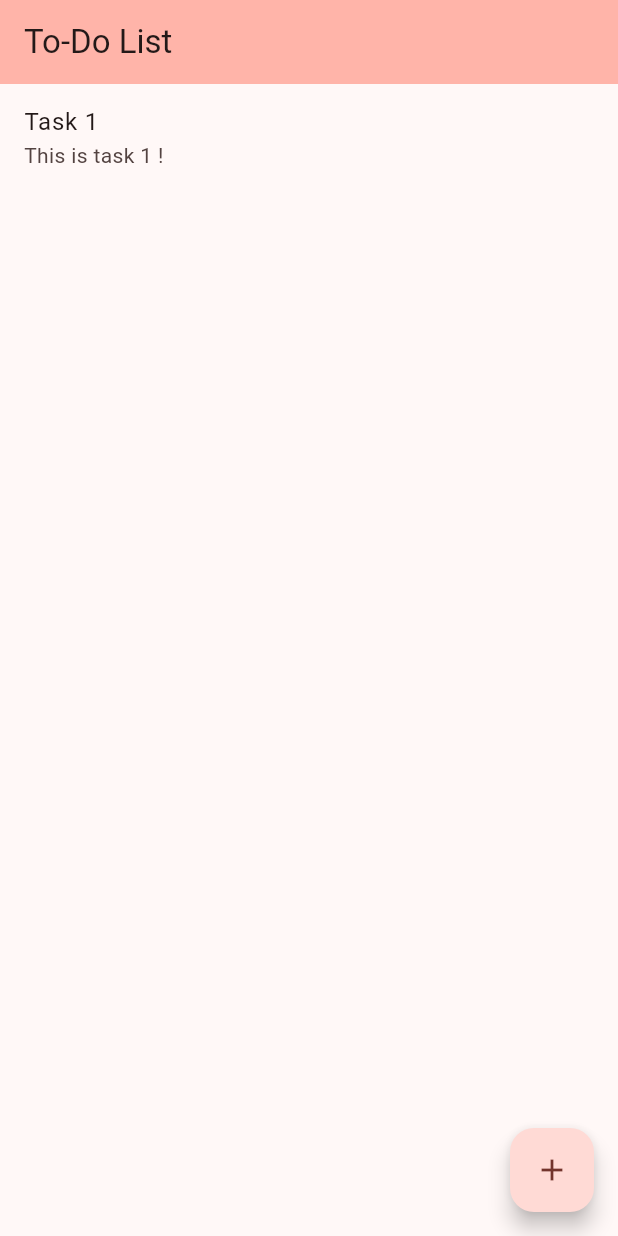
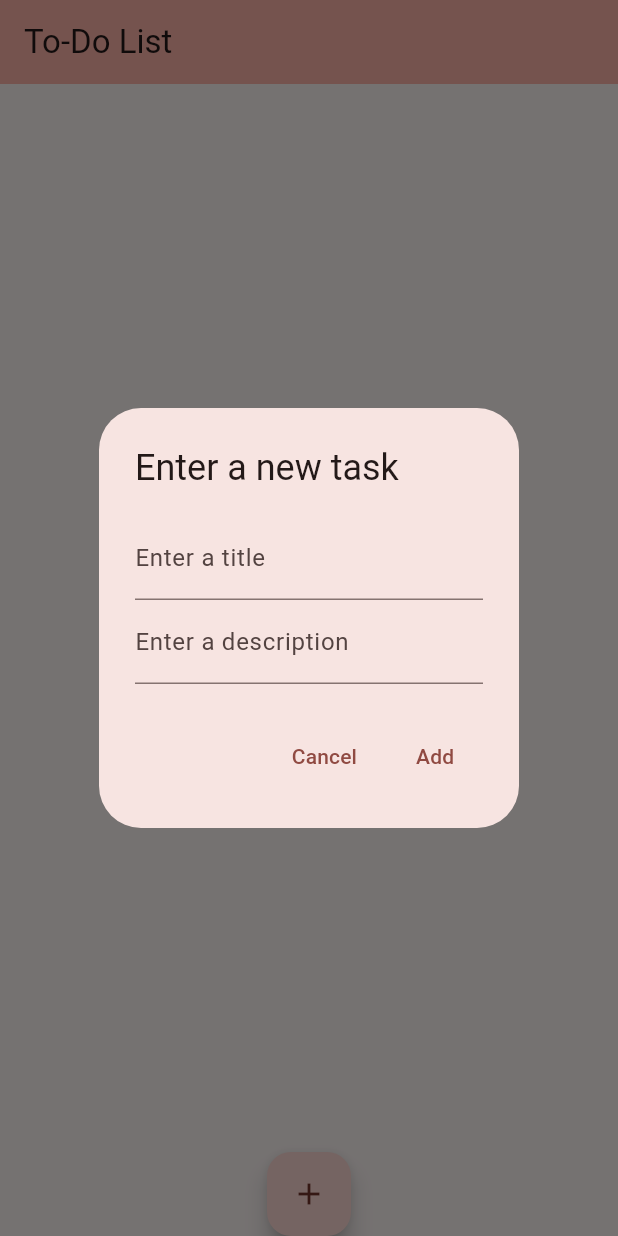
Before and after one commit to FlorDM7/my_first_app, a Flutter app: the screen it shows after launch, after a tap on the "add" icon, on a phone screen of 412 x 824 dp. Run offline on Flutter 3.47's test engine with Material 3 defaults, Android fonts, the phone set to English and light mode, and no system bars.

Commit message:
User can input tasks

```diff
--- a/src/lib/main.dart
+++ b/src/lib/main.dart
@@ -42,14 +42,65 @@ class MyHomePage extends StatefulWidget {
 }
 
 class _MyHomePageState extends State<MyHomePage> {
-  int _counter = 0;
   Tasklist tasklist = Tasklist(); // create new tasklist object
 
-  void _incrementCounter() {
+  Future<void> _showAddTaskDialog() async {
+    String _newTaskTitle = "Unnamed task";
+    String _newTaskDescription = "You didn't enter anything";
+
+    return showDialog(
+      context: context,
+      barrierDismissible: false, // user must tap button to dismiss
+      builder: (BuildContext context) {
+        return AlertDialog(
+          title: const Text("Enter a new task"),
+          content: SingleChildScrollView(
+            child: ListBody(
+              children: <Widget>[
+                TextField(
+                  decoration: const InputDecoration(
+                    border: UnderlineInputBorder(),
+                    label: Text("Enter a title"),
+                  ),
+                  onChanged: (value) {
+                    _newTaskTitle = value;
+                  },
+                ),
+                TextField(
+                  decoration: const InputDecoration(
+                    border: UnderlineInputBorder(),
+                    label: Text("Enter a description"),
+                  ),
+                  onChanged: (value) {
+                    _newTaskDescription = value;
+                  },
+                ),
+              ],
+            ),
+          ),
+          actions: <Widget>[
+            TextButton(
+              style: TextButton.styleFrom(textStyle: Theme.of(context).textTheme.labelLarge,),
+              onPressed: () {
+                Navigator.of(context).pop();
+              },
+              child: const Text("Cancel")),
+            TextButton(
+              style: TextButton.styleFrom(textStyle: Theme.of(context).textTheme.labelLarge,),
+              onPressed: () {
+                Navigator.of(context).pop();
+                _addTask(_newTaskTitle, _newTaskDescription);
+              },
+              child: const Text("Add")),
+          ],
+        );
+      },
+    );
+  }
+
+  void _addTask(String title, String description) {
     setState(() {
-      _counter++;
-      Task new_task = Task.noDate("Task $_counter", "This is task $_counter !");
-      tasklist.addTask(new_task);
+      tasklist.addTask(Task.noDate(title, description));
     });
   }
 
@@ -73,10 +124,11 @@ class _MyHomePageState extends State<MyHomePage> {
               },
             ),
       floatingActionButton: FloatingActionButton(
-        onPressed: _incrementCounter,
+        onPressed: _showAddTaskDialog,
         tooltip: 'Increment',
         child: const Icon(Icons.add),
       ),
+      floatingActionButtonLocation: FloatingActionButtonLocation.centerDocked,
     );
   }
 }
```
Also changed, not shown: 1 other file. Lines whose indentation alone changed are shown as unchanged.
